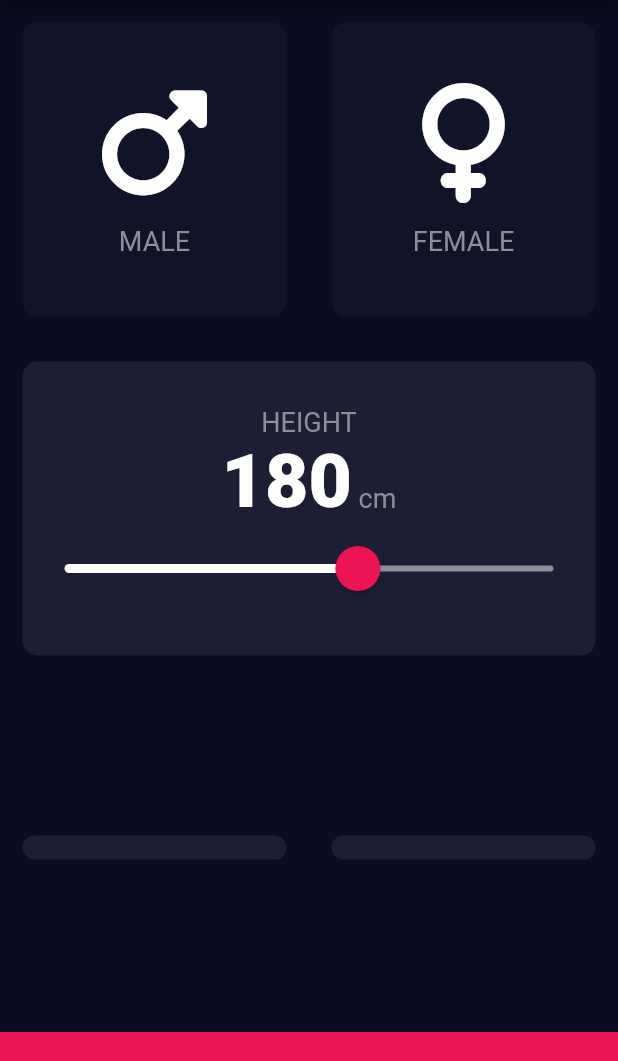
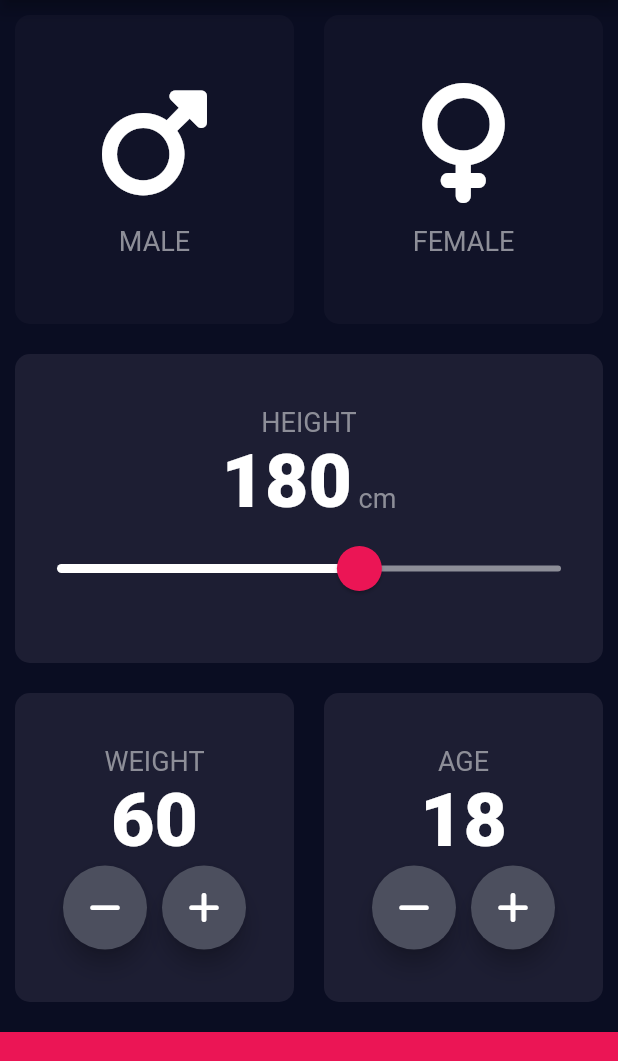
Before and after one commit to MateuszPatrzalek/bmi-calculator, a Flutter app: the screen it shows after launch, on a phone screen of 412 x 824 dp, the part 84-1145 px from its top. Run offline on Flutter 3.47's test engine with Material 2 defaults, Android fonts, the phone set to English and light mode, and no system bars; our stand-ins replace font_awesome_flutter.

Commit message:
added age and weight card with set state + and -

```diff
--- a/lib/input_page.dart
+++ b/lib/input_page.dart
@@ -14,6 +14,8 @@ class InputPage extends StatefulWidget {
 class _InputPageState extends State<InputPage> {
   Gender? selectedGender;
   int height = 180;
+  int weight = 60;
+  int age = 18;
 
   @override
   Widget build(BuildContext context) {
@@ -66,16 +68,13 @@ class _InputPageState extends State<InputPage> {
               cardChild: Column(
                 mainAxisAlignment: MainAxisAlignment.center,
                 children: [
-                  Text('HEIGHT',
-                    style: kLabelTextStyle),
+                  Text('HEIGHT', style: kLabelTextStyle),
                   Row(
                     mainAxisAlignment: MainAxisAlignment.center,
                     crossAxisAlignment: CrossAxisAlignment.baseline,
                     textBaseline: TextBaseline.alphabetic,
                     children: [
-                      Text(height.toString(),
-                          style: kNumberTextStyle
-                      ),
+                      Text(height.toString(), style: kNumberTextStyle),
                       Text(' cm', style: kLabelTextStyle)
                     ],
                   ),
@@ -85,9 +84,10 @@ class _InputPageState extends State<InputPage> {
                         thumbColor: Color(0xFFEB1555),
                         inactiveTrackColor: Color(0xFF8D8E98),
                         overlayColor: Color(0x15EB1555),
-                      thumbShape: RoundSliderThumbShape(enabledThumbRadius: 15.0),
-                      overlayShape: RoundSliderOverlayShape(overlayRadius: 28.0)
-                    ),
+                        thumbShape:
+                            RoundSliderThumbShape(enabledThumbRadius: 15.0),
+                        overlayShape:
+                            RoundSliderOverlayShape(overlayRadius: 28.0)),
                     child: Slider(
                       value: height.toDouble(),
                       min: 120.0,
@@ -110,14 +110,74 @@ class _InputPageState extends State<InputPage> {
                   child: ReusableCard(
                     onPress: () {},
                     color: kActiveCardColor,
-                    cardChild: Text(''),
+                    cardChild: Column(
+                      mainAxisAlignment: MainAxisAlignment.center,
+                      children: [
+                        Text('WEIGHT', style: kLabelTextStyle),
+                        Text(weight.toString(), style: kNumberTextStyle),
+                        Row(
+                          mainAxisAlignment: MainAxisAlignment.center,
+                          children: [
+                            RoundIconButton(
+                              icon: FontAwesomeIcons.minus,
+                              onPressed: () {
+                                setState(() {
+                                  weight--;
+                                });
+                              },
+                            ),
+                            SizedBox(
+                              width: 10.0,
+                            ),
+                            RoundIconButton(
+                              icon: FontAwesomeIcons.plus,
+                              onPressed: () {
+                                setState(() {
+                                  weight++;
+                                });
+                              },
+                            ),
+                          ],
+                        )
+                      ],
+                    ),
                   ),
                 ),
                 Expanded(
                   child: ReusableCard(
                     onPress: () {},
                     color: kActiveCardColor,
-                    cardChild: Text(''),
+                    cardChild: Column(
+                      mainAxisAlignment: MainAxisAlignment.center,
+                      children: [
+                        Text('AGE', style: kLabelTextStyle),
+                        Text(age.toString(), style: kNumberTextStyle),
+                        Row(
+                          mainAxisAlignment: MainAxisAlignment.center,
+                          children: [
+                            RoundIconButton(
+                              icon: FontAwesomeIcons.minus,
+                              onPressed: () {
+                                setState(() {
+                                  age--;
+                                });
+                              },
+                            ),
+                            SizedBox(
+                              width: 10.0,
+                            ),
+                            RoundIconButton(
+                              icon: FontAwesomeIcons.plus,
+                              onPressed: () {
+                                setState(() {
+                                  age++;
+                                });
+                              },
+                            ),
+                          ],
+                        )
+                      ],
+                    ),
                   ),
                 ),
               ],
@@ -134,3 +194,23 @@ class _InputPageState extends State<InputPage> {
     );
   }
 }
+
+class RoundIconButton extends StatelessWidget {
+
+  RoundIconButton({required this.icon, required this.onPressed});
+
+  final IconData icon;
+  final Function()? onPressed;
+
+  @override
+  Widget build(BuildContext context) {
+    return RawMaterialButton(
+      child: Icon(icon),
+      onPressed: onPressed,
+      elevation: 6.0,
+      constraints: BoxConstraints.tightFor(width: 56.0, height: 56.0),
+      shape: CircleBorder(),
+      fillColor: Color(0xFF4C4F5E),
+    );
+  }
+}
--- a/lib/reusable_card.dart
+++ b/lib/reusable_card.dart
@@ -13,7 +13,7 @@ class ReusableCard extends StatelessWidget {
       onTap: onPress,
       child: Container(
         child: cardChild,
-        margin: EdgeInsets.all(15.0),
+        margin: EdgeInsets.all(10.0),
         decoration: BoxDecoration(
             borderRadius: BorderRadius.circular(10.0),
             color: color),
```
Lines whose indentation alone changed are shown as unchanged.
